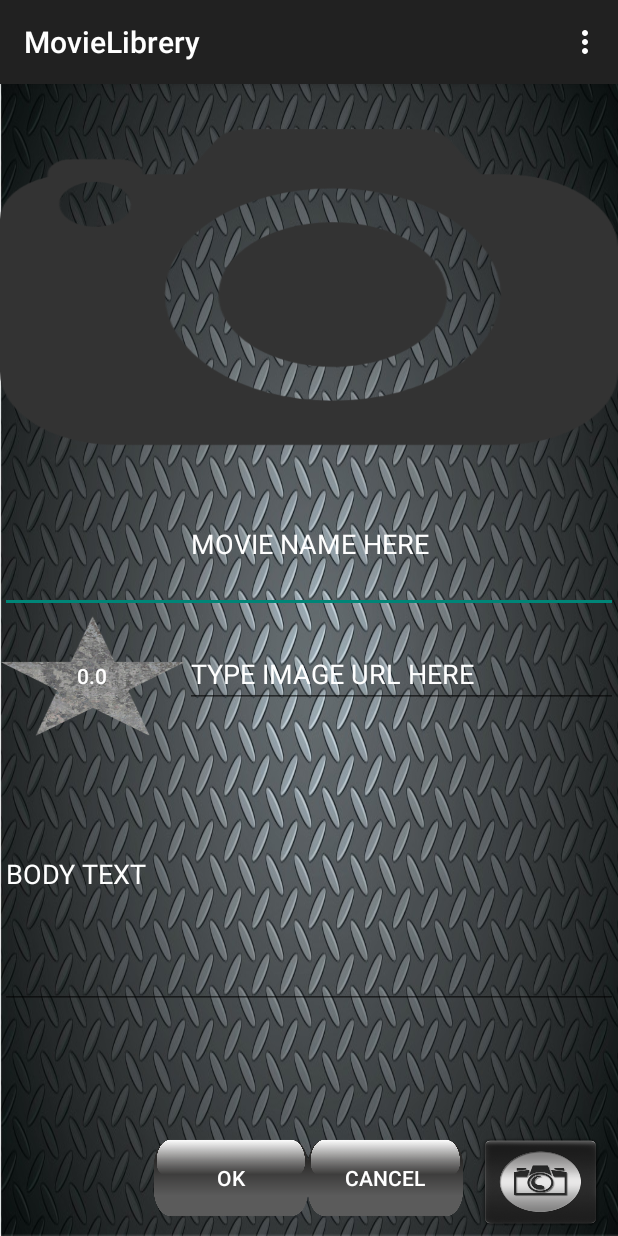
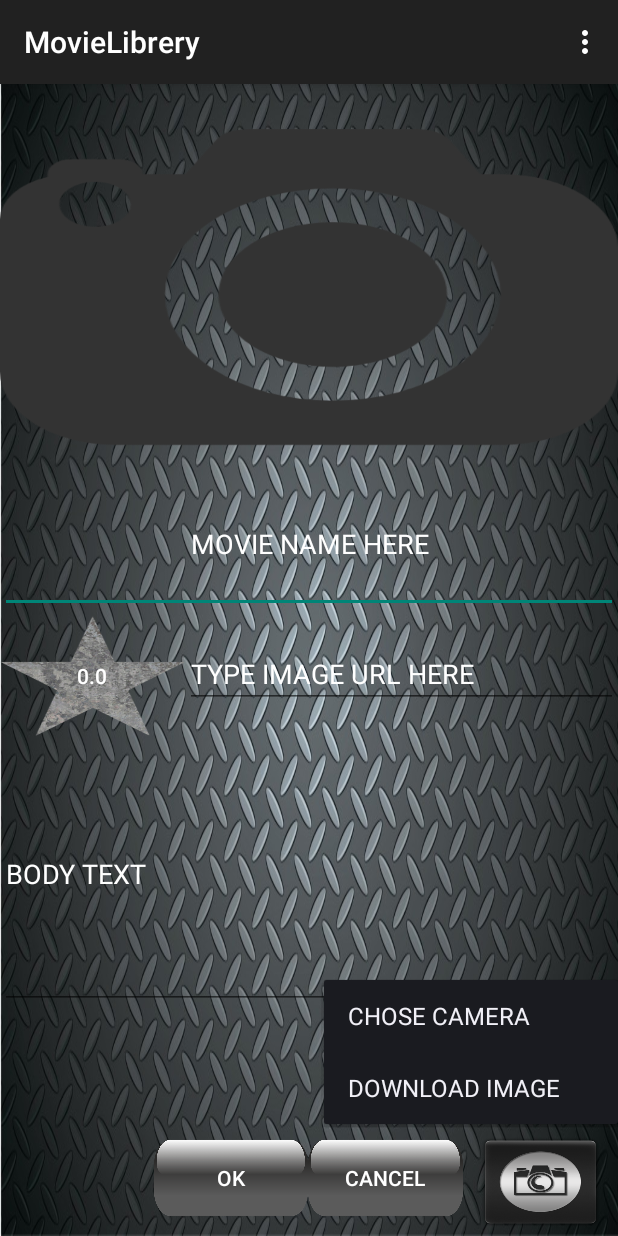
Before and after one commit to eliranmoshe/MovieLibrery, an Android app: the AddEditAct screen opened directly, with no data from a screen before it, after a tap on an icon or button, on a phone screen of 412 x 824 dp. Run offline under Robolectric (Android 15) with nearby library versions, the light colour scheme and no system bars.

Commit message:
show button popup menu only chose camera

```diff
--- a/app/src/main/java/com/defult/eliran/movielibrery/AddEditAct.java
+++ b/app/src/main/java/com/defult/eliran/movielibrery/AddEditAct.java
@@ -144,17 +144,35 @@ public class AddEditAct extends AppCompatActivity implements View.OnClickListene
         switch (v.getId()) {
             case R.id.ShowBtn:
                 //set image bitmap with decode
-                //TODO permission to camera
+                android.widget.PopupMenu popupMenu = new android.widget.PopupMenu(getApplicationContext(), v);
+                popupMenu.inflate(R.menu.cameramenu);
+                popupMenu.show();
+                popupMenu.setOnMenuItemClickListener(new android.widget.PopupMenu.OnMenuItemClickListener() {
+                    @Override
+                    public boolean onMenuItemClick(MenuItem item) {
+                        switch (item.getItemId()) {
+                            case R.id.CameraMenu:
+                                if (checkSelfPermission(Manifest.permission.CAMERA)
+                                        != PackageManager.PERMISSION_GRANTED) {
+                                    requestPermissions(new String[]{Manifest.permission.CAMERA}, 1);
+                                }
+                                break;
+                            case R.id.DownImageMenu:
+
+
+
+                                break;
+                        }
+                        return true;
+                    }
+                });
                 //TODO if its from edit make add show image url button or film from camera
-                if (checkSelfPermission(Manifest.permission.READ_CONTACTS)
-                        != PackageManager.PERMISSION_GRANTED) {
-                    requestPermissions(new String[]{Manifest.permission.CAMERA}, 1);
+
 
                     // MY_PERMISSIONS_REQUEST_READ_CONTACTS is an
                     // app-defined int constant
 
-                    return;
-                }
+
 
                 break;
             case R.id.OkBtn:
--- /dev/null
+++ b/app/src/main/res/menu/cameramenu.xml
@@ -0,0 +1,8 @@
+<?xml version="1.0" encoding="utf-8"?>
+<menu xmlns:android="http://schemas.android.com/apk/res/android">
+
+    <item android:title="@string/cameramenu"
+        android:id="@+id/CameraMenu" />
+    <item android:title="@string/cameramenudown"
+        android:id="@+id/DownImageMenu" />
+</menu>
--- a/app/src/main/res/values/strings.xml
+++ b/app/src/main/res/values/strings.xml
@@ -42,4 +42,6 @@
     <string name="RatingET">ADD RATING</string>
     <string name="SHAREITEM">SHARE</string>
     <string name="ChooseFromGallery">CHOOSE FROM GALLERY</string>
+    <string name="cameramenu">CHOSE CAMERA</string>
+    <string name="cameramenudown">DOWNLOAD  IMAGE</string>
 </resources>
```
